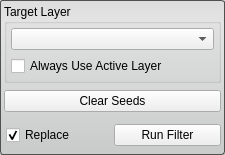
Above: src/Interface/ToolInterface/FillHolesFilterInterface.ui from SCIInstitute/Seg3D before the change. Below: the same form after it.
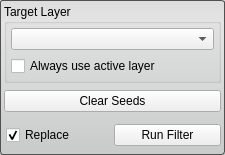
That is the form after the change. Custom widgets are drawn as their Qt base class.

Commit message: fixed Threshold Tool: Move "Create Threshold Layer" button to b... fixed Tools/Filters: Inconsistent capitalization for groupboxes fixed Tools/Filters: Inconsistent capitalization for checkboxes

Patch:
```diff
--- a/src/Interface/ToolInterface/FillHolesFilterInterface.ui
+++ b/src/Interface/ToolInterface/FillHolesFilterInterface.ui
@@ -82,7 +82,7 @@
          <item>
           <widget class="QCheckBox" name="use_active_layer_">
            <property name="text">
-            <string>Always Use Active Layer</string>
+            <string>Always use active layer</string>
            </property>
           </widget>
          </item>
```
The commit also changes 52 other files.
